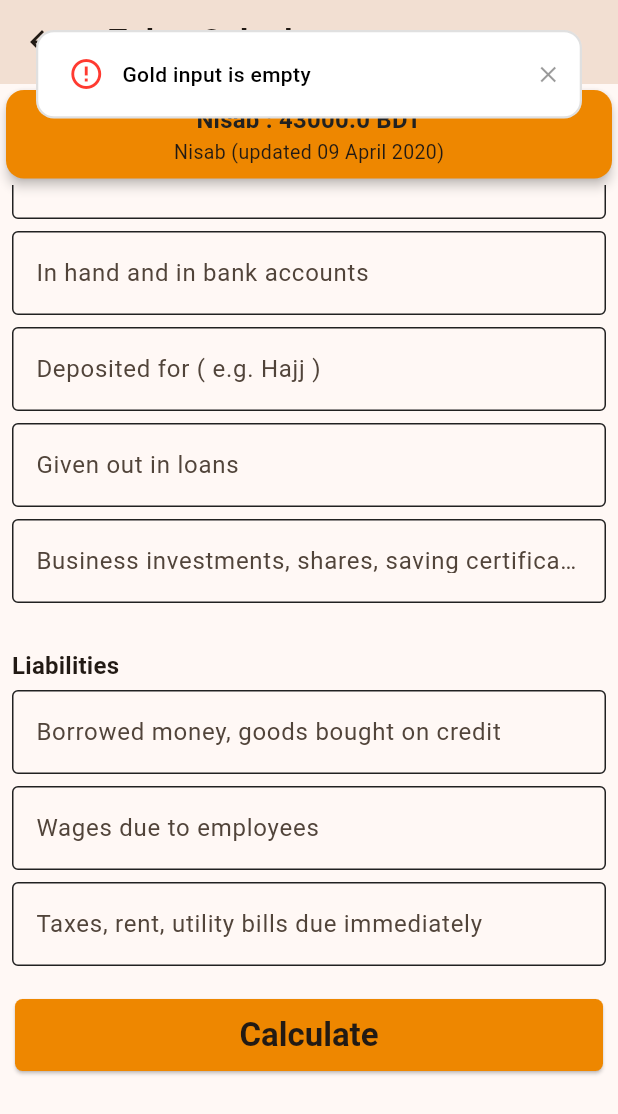
After one commit to IsmailHosenIsmailJames/mumin, a Flutter app: the ZakatScreen screen opened by its route, scrolled down 143 dp, after a tap on "Calculate", on a phone screen of 412 x 824 dp. The commit adds this screen. Shown: the top 1114 px of the screen. Run offline on Flutter 3.47's test engine with Material 3 defaults, Android fonts, the phone set to English and light mode, and no system bars; our stand-ins replace gap, geolocator, get, toastification, webview_flutter.

Commit message:
zakkat_screen is done

```diff
--- a/lib/main.dart
+++ b/lib/main.dart
@@ -5,6 +5,7 @@ import 'package:mumin/src/screens/hajj/hajj_page.dart';
 import 'package:mumin/src/screens/home/home_page.dart';
 import 'package:mumin/src/screens/kalima/kalima_screen.dart';
 import 'package:mumin/src/screens/tasbeeh/tasbeeh_screen.dart';
+import 'package:mumin/src/screens/zakkat/zakkat_screen.dart';
 import 'package:mumin/src/theme/colors.dart';
 
 import 'src/screens/mosque_view/mosque_view.dart';
@@ -31,6 +32,7 @@ class MyApp extends StatelessWidget {
         GetPage(name: '/kalima', page: () => const KalimaScreen()),
         GetPage(name: '/mosque', page: () => const MosqueScreen()),
         GetPage(name: '/tasbeeh', page: () => const TasbeehScreen()),
+        GetPage(name: '/zakat_screen', page: () => const ZakatScreen()),
       ],
       initialRoute: '/home',
       defaultTransition: Transition.leftToRight,
--- a/lib/src/screens/home/home_page.dart
+++ b/lib/src/screens/home/home_page.dart
@@ -47,7 +47,7 @@ class _HomePageState extends State<HomePage> {
     {
       'img': 'assets/images/zakat.png',
       'name': 'Zakat Calculator',
-      'route': '/zakat_calculator',
+      'route': '/zakat_screen',
     },
     {'img': 'assets/images/qaba.png', 'name': 'Hajj', 'route': '/hajj'},
     {'img': 'assets/images/about.png', 'name': 'About', 'route': '/about'},
--- a/lib/src/screens/tasbeeh/tasbeeh_screen.dart
+++ b/lib/src/screens/tasbeeh/tasbeeh_screen.dart
@@ -3,11 +3,6 @@ import 'package:flutter/material.dart';
 import 'package:gap/gap.dart';
 import 'package:mumin/src/theme/colors.dart';
 import 'package:mumin/src/theme/shapes.dart';
-
-class AppColors {
-  static const Color bgColor = Color(0xFF007BFF);
-  static const Color blue = Color(0xFF0288D1);
-}
 
 class TasbeehScreen extends StatefulWidget {
   const TasbeehScreen({super.key});
--- /dev/null
+++ b/lib/src/screens/zakkat/zakkat_screen.dart
@@ -0,0 +1,329 @@
+import 'package:flutter/material.dart';
+import 'package:flutter/services.dart';
+import 'package:mumin/src/theme/colors.dart';
+import 'package:toastification/toastification.dart';
+
+class ZakatScreen extends StatefulWidget {
+  const ZakatScreen({super.key});
+
+  @override
+  ZakatScreenState createState() => ZakatScreenState();
+}
+
+class ZakatScreenState extends State<ZakatScreen> {
+  double nisab = 43000;
+  String? gold;
+  String? silver;
+  String? cash;
+  String? depositHajj;
+  String? loan;
+  String? savBusipen;
+  String? credit;
+  String? wagesDue;
+  String? taxDue;
+  double payable = 0.0;
+  bool showAlert = false;
+  bool isFormValidated = true;
+
+  @override
+  Widget build(BuildContext context) {
+    return Scaffold(
+      appBar: AppBar(
+        elevation: 0,
+        title: const Text(
+          'Zakat Calculator',
+          style: TextStyle(fontWeight: FontWeight.bold),
+        ),
+      ),
+      body: SafeArea(
+        child: Column(
+          children: [
+            Card(
+              elevation: 3,
+              color: MyAppColors.primaryColor,
+              child: Padding(
+                padding: const EdgeInsets.all(8.0),
+                child: Column(
+                  children: [
+                    Row(
+                      mainAxisAlignment: MainAxisAlignment.center,
+                      children: [
+                        Text(
+                          'Nisab : ',
+                          style: Theme.of(
+                            context,
+                          ).textTheme.titleMedium?.copyWith(
+                            fontWeight: FontWeight.w700,
+                            color: MyAppColors.backgroundDarkColor,
+                          ),
+                        ),
+                        Text(
+                          '$nisab BDT',
+                          style: Theme.of(
+                            context,
+                          ).textTheme.titleMedium?.copyWith(
+                            fontWeight: FontWeight.w700,
+                            color: MyAppColors.backgroundDarkColor,
+                          ),
+                        ),
+                      ],
+                    ),
+                    const Text(
+                      'Nisab (updated 09 April 2020)',
+                      style: TextStyle(fontSize: 13),
+                    ),
+                  ],
+                ),
+              ),
+            ),
+            Expanded(
+              child: SingleChildScrollView(
+                padding: const EdgeInsets.only(bottom: 100),
+                child: Column(
+                  children: [
+                    _buildSection(context, 'Assets', [
+                      _buildTextField(
+                        context,
+                        'Value Of Gold',
+                        gold,
+                        (text) => gold = text,
+                        TextInputType.number,
+                      ),
+                      _buildTextField(
+                        context,
+                        'Value Of Silver',
+                        silver,
+                        (text) => silver = text,
+                        TextInputType.number,
+                      ),
+                      _buildTextField(
+                        context,
+                        'In hand and in bank accounts',
+                        cash,
+                        (text) => cash = text,
+                        TextInputType.number,
+                      ),
+                      _buildTextField(
+                        context,
+                        'Deposited for ( e.g. Hajj )',
+                        depositHajj,
+                        (text) => depositHajj = text,
+                        TextInputType.number,
+                      ),
+                      _buildTextField(
+                        context,
+                        'Given out in loans',
+                        loan,
+                        (text) => loan = text,
+                        TextInputType.number,
+                      ),
+                      _buildTextField(
+                        context,
+                        'Business investments, shares, saving certificates, pensions',
+                        savBusipen,
+                        (text) => savBusipen = text,
+                        TextInputType.number,
+                      ),
+                    ]),
+                    _buildSection(context, 'Liabilities', [
+                      _buildTextField(
+                        context,
+                        'Borrowed money, goods bought on credit',
+                        credit,
+                        (text) => credit = text,
+                        TextInputType.number,
+                      ),
+                      _buildTextField(
+                        context,
+                        'Wages due to employees',
+                        wagesDue,
+                        (text) => wagesDue = text,
+                        TextInputType.number,
+                      ),
+                      _buildTextField(
+                        context,
+                        'Taxes, rent, utility bills due immediately',
+                        taxDue,
+                        (text) => taxDue = text,
+                        TextInputType.number,
+                      ),
+                    ]),
+                    Padding(
+                      padding: const EdgeInsets.all(10),
+                      child: SizedBox(
+                        width: double.infinity,
+                        child: ElevatedButton(
+                          style: ElevatedButton.styleFrom(
+                            backgroundColor: MyAppColors.primaryColor,
+                            padding: const EdgeInsets.symmetric(vertical: 10),
+                            shape: RoundedRectangleBorder(
+                              borderRadius: BorderRadius.circular(5),
+                            ),
+                          ),
+                          onPressed: () {
+                            getTotal(context);
+                          },
+                          child: Text(
+                            'Calculate',
+                            style: Theme.of(context).textTheme.titleLarge
+                                ?.copyWith(fontWeight: FontWeight.w700),
+                          ),
+                        ),
+                      ),
+                    ),
+                  ],
+                ),
+              ),
+            ),
+          ],
+        ),
+      ),
+      bottomSheet:
+          (payable > 0.0)
+              ? Container(
+                height: 100,
+                decoration: BoxDecoration(
+                  color: MyAppColors.primaryColor,
+                  borderRadius: const BorderRadius.only(
+                    topLeft: Radius.circular(16),
+                    topRight: Radius.circular(16),
+                  ),
+                  boxShadow: [
+                    BoxShadow(
+                      color: Colors.black.withOpacity(0.2),
+                      spreadRadius: 2,
+                      blurRadius: 5,
+                      offset: const Offset(0, 3),
+                    ),
+                  ],
+                ),
+                child: Center(
+                  child: Text(
+                    'Payable Zakat: $payable BDT',
+                    style: const TextStyle(
+                      fontSize: 20,
+                      fontWeight: FontWeight.bold,
+                    ),
+                  ),
+                ),
+              )
+              : const SizedBox.shrink(),
+    );
+  }
+
+  Widget _buildSection(
+    BuildContext context,
+    String title,
+    List<Widget> children,
+  ) {
+    return Container(
+      margin: const EdgeInsets.only(top: 10),
+      decoration: BoxDecoration(borderRadius: BorderRadius.circular(5)),
+      padding: const EdgeInsets.symmetric(horizontal: 8, vertical: 8),
+      child: Column(
+        crossAxisAlignment: CrossAxisAlignment.start,
+        children: [
+          Text(
+            title,
+            style: Theme.of(
+              context,
+            ).textTheme.titleMedium?.copyWith(fontWeight: FontWeight.w700),
+          ),
+          ...children,
+        ],
+      ),
+    );
+  }
+
+  Widget _buildTextField(
+    BuildContext context,
+    String label,
+    String? value,
+    Function(String) onChanged,
+    TextInputType keyboardType,
+  ) {
+    return Padding(
+      padding: const EdgeInsets.symmetric(vertical: 4.0),
+      child: TextFormField(
+        keyboardType: keyboardType,
+        decoration: InputDecoration(
+          labelText: label,
+          enabledBorder: OutlineInputBorder(
+            borderSide: BorderSide(color: MyAppColors.backgroundDarkColor),
+          ),
+          focusedBorder: OutlineInputBorder(
+            borderSide: BorderSide(color: MyAppColors.backgroundDarkColor),
+          ),
+        ),
+        initialValue: value,
+        onChanged: onChanged as void Function(String)?,
+      ),
+    );
+  }
+
+  Future<void> getTotal(BuildContext context) async {
+    if (gold == null || gold!.isEmpty) {
+      toastification.show(
+        title: const Text('Gold input is empty'),
+        context: context,
+        autoCloseDuration: const Duration(seconds: 3),
+        alignment: Alignment.topRight,
+        type: ToastificationType.error,
+      );
+      return;
+    }
+    if (silver == null || silver!.isEmpty) {
+      toastification.show(
+        title: const Text('Silver input is empty'),
+        context: context,
+        autoCloseDuration: const Duration(seconds: 3),
+        alignment: Alignment.topRight,
+        type: ToastificationType.error,
+      );
+      return;
+    }
+    if (cash == null || cash!.isEmpty) {
+      toastification.show(
+        title: const Text('Cash input is empty'),
+        context: context,
+        autoCloseDuration: const Duration(seconds: 3),
+        alignment: Alignment.topRight,
+        type: ToastificationType.error,
+      );
+      return;
+    }
+
+    try {
+      double asset =
+          (double.tryParse(gold ?? '0') ?? 0) +
+          (double.tryParse(silver ?? '0') ?? 0) +
+          (double.tryParse(cash ?? '0') ?? 0) +
+          (double.tryParse(depositHajj ?? '0') ?? 0) +
+          (double.tryParse(loan ?? '0') ?? 0) +
+          (double.tryParse(savBusipen ?? '0') ?? 0);
+
+      double liabilitiesAmount =
+          (double.tryParse(credit ?? '0') ?? 0) +
+          (double.tryParse(wagesDue ?? '0') ?? 0) +
+          (double.tryParse(taxDue ?? '0') ?? 0);
+
+      double totalAsset = asset - liabilitiesAmount;
+
+      double zakatPayable = 0;
+      if (totalAsset >= nisab) {
+        zakatPayable = (totalAsset * 2.5) / 100;
+      }
+
+      setState(() {
+        payable = zakatPayable;
+      });
+    } catch (e) {
+      toastification.show(
+        title: Text(e.toString()),
+        context: context,
+        autoCloseDuration: const Duration(seconds: 3),
+        alignment: Alignment.topRight,
+      );
+    }
+  }
+}
--- a/pubspec.yaml
+++ b/pubspec.yaml
@@ -21,6 +21,7 @@ dependencies:
   geocoding: ^3.0.0
   webview_flutter: ^4.10.0
   fluentui_system_icons: ^1.1.273
+  toastification: ^2.3.0
 
 dev_dependencies:
   flutter_test:
```
Also changed, not shown: pubspec.lock.
